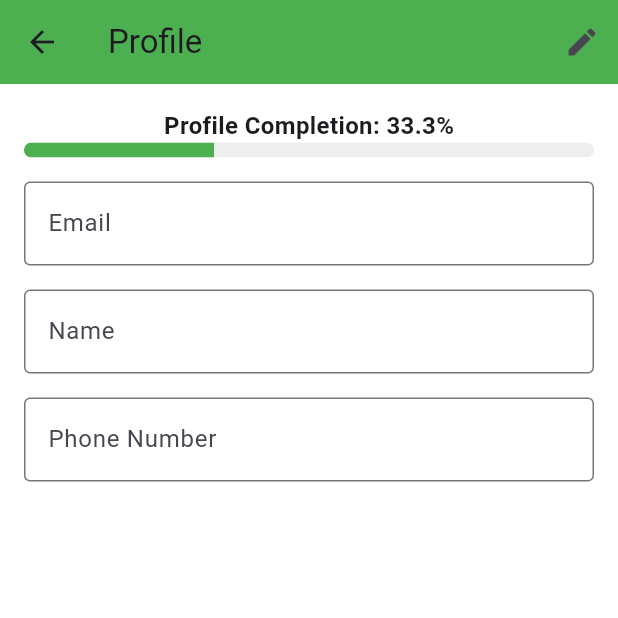
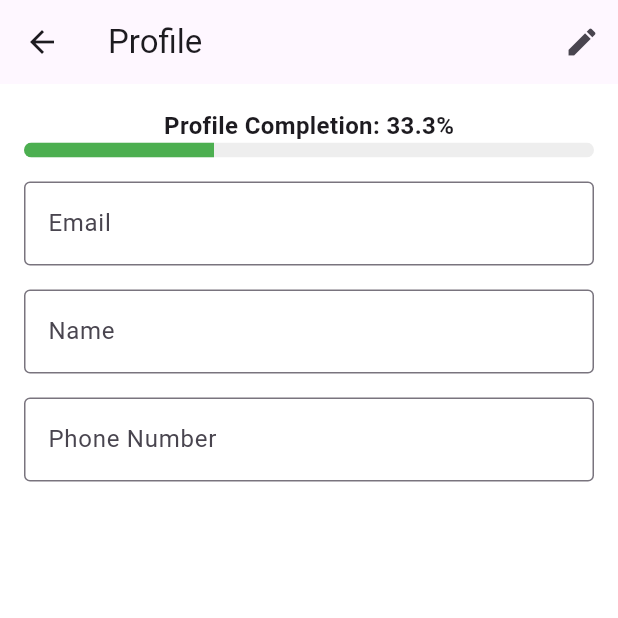
Before and after one commit to vyk1262/seller, a Flutter app: the ProfileScreen screen opened directly, on a phone screen of 412 x 824 dp, the top half of it. Run offline on Flutter 3.47's test engine with Material 3 defaults, Android fonts, the phone set to English and light mode, and no system bars; our stand-ins replace cloud_firestore, firebase_auth, firebase_core, firebase_storage, google_sign_in, image_picker; accounts and stored records are empty.

Commit message:
modified file names for seller specific

```diff
--- a/lib/main.dart
+++ b/lib/main.dart
@@ -1,7 +1,7 @@
 import 'package:flutter/material.dart';
-import 'package:trade_seller/login.dart';
+import 'package:trade_seller/seller_login.dart';
 import 'package:trade_seller/constants/colors.dart';
-import 'package:trade_seller/home.dart';
+import 'package:trade_seller/seller_home.dart';
 import 'package:trade_seller/splash_screen.dart';
 import 'package:firebase_core/firebase_core.dart';
 import 'firebase_options.dart';
--- a/lib/add_details.dart
+++ b/lib/seller_add_details.dart
@@ -2,7 +2,7 @@ import 'package:cloud_firestore/cloud_firestore.dart';
 import 'package:flutter/material.dart';
 import 'dart:io';
 import 'package:image_picker/image_picker.dart';
-import 'package:trade_seller/item_widget.dart';
+import 'package:trade_seller/seller_item_widget.dart';
 
 class AddDetails extends StatefulWidget {
   final Item? item;
--- a/lib/login.dart
+++ b/lib/seller_login.dart
@@ -2,7 +2,7 @@ import 'package:cloud_firestore/cloud_firestore.dart';
 import 'package:firebase_auth/firebase_auth.dart';
 import 'package:flutter/material.dart';
 import 'package:trade_seller/constants/colors.dart';
-import 'package:trade_seller/home.dart';
+import 'package:trade_seller/seller_home.dart';
 import 'package:google_sign_in/google_sign_in.dart';
 
 class AuthScreen extends StatefulWidget {
--- a/lib/profile.dart
+++ b/lib/seller_profile.dart
@@ -1,7 +1,6 @@
 import 'package:cloud_firestore/cloud_firestore.dart';
 import 'package:firebase_auth/firebase_auth.dart';
 import 'package:flutter/material.dart';
-import 'package:trade_seller/constants/colors.dart';
 
 class ProfileScreen extends StatefulWidget {
   @override
@@ -157,10 +156,8 @@ class _ProfileScreenState extends State<ProfileScreen> {
   @override
   Widget build(BuildContext context) {
     return Scaffold(
-      backgroundColor: AppColors.scaffoldBackground,
       appBar: AppBar(
         title: const Text('Profile'),
-        backgroundColor: AppColors.primary,
         actions: [
           IconButton(
             icon: Icon(_isEditing ? Icons.check : Icons.edit),
```
Also changed, not shown: lib/seller_home.dart (renamed from lib/home.dart, +4 -4 lines), lib/seller_item_widget.dart (renamed from lib/item_widget.dart).
